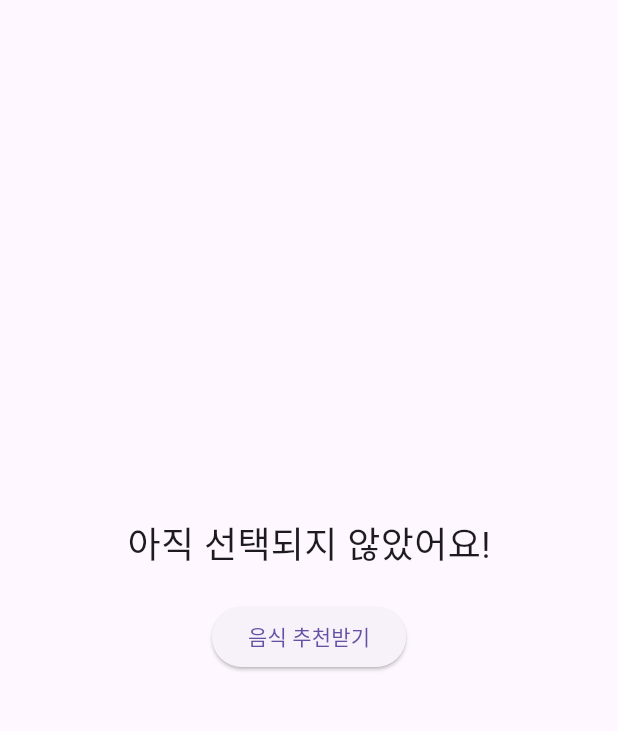
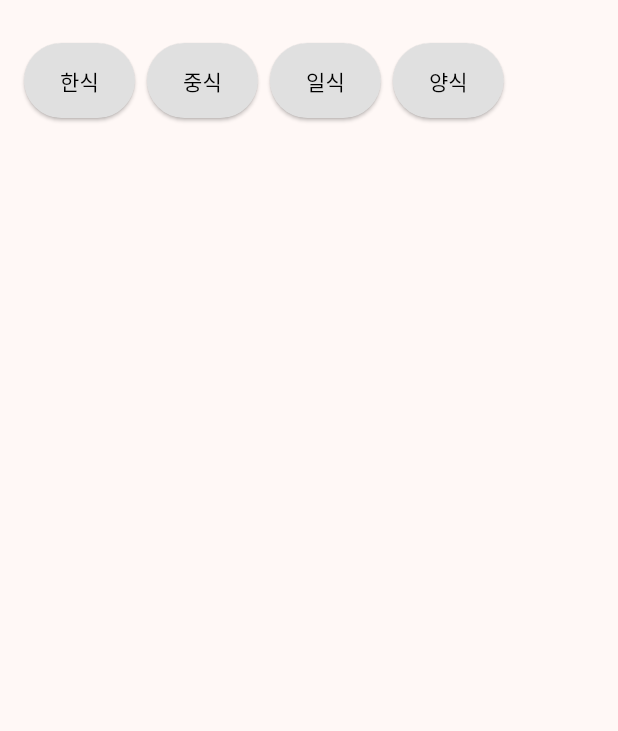
Before and after one commit to dlwlssud123/what_to_eat, a Flutter app: the screen it shows after launch, on a phone screen of 412 x 824 dp, the part 65-796 px from its top. Run offline on Flutter 3.47's test engine with Material 3 defaults, Android fonts, the phone set to English and light mode, and no system bars.

Commit message:
카테고리별 음식 추천-수정예정

```diff
--- a/lib/main.dart
+++ b/lib/main.dart
@@ -1,61 +1,99 @@
 import 'dart:math';
 import 'package:flutter/material.dart';
 
+import 'package:flutter/material.dart';
+
 void main() {
-  runApp(WhatToEatApp());
+  runApp(const WhatToEatApp());
 }
 
 class WhatToEatApp extends StatelessWidget {
+  const WhatToEatApp({super.key});
+
   @override
   Widget build(BuildContext context) {
     return MaterialApp(
-      title: '오늘 뭐 먹지?',
-      theme: ThemeData(primarySwatch: Colors.orange),
-      home: HomePage(),
+      title: 'What to Eat',
+      theme: ThemeData(
+        colorScheme: ColorScheme.fromSeed(seedColor: Colors.deepOrange),
+        useMaterial3: true,
+      ),
+      home: const HomeScreen(),
     );
   }
 }
 
-class HomePage extends StatefulWidget {
+class HomeScreen extends StatefulWidget {
+  const HomeScreen({super.key});
+
   @override
-  State<HomePage> createState() => _HomePageState();
+  State<HomeScreen> createState() => _HomeScreenState();
 }
 
-class _HomePageState extends State<HomePage> {
-  final List<String> foods = [
-    '김치찌개',
-    '삼겹살',
-    '치킨',
-    '피자',
-    '제육볶음',
-    '떡볶이',
-    '된장찌개',
-    '초밥',
-  ];
+class _HomeScreenState extends State<HomeScreen> {
+  final List<String> categories = ['한식', '중식', '일식', '양식'];
+  String? selectedCategory;
+  String? recommendedFood;
 
-  String? selectedFood;
+  final Map<String, List<String>> foodMap = {
+    '한식': ['비빔밥', '김치찌개', '불고기'],
+    '중식': ['짜장면', '짬뽕', '탕수육'],
+    '일식': ['초밥', '라멘', '가츠동'],
+    '양식': ['파스타', '스테이크', '피자'],
+  };
 
-  void pickRandomFood() {
-    final random = Random();
-    setState(() {
-      selectedFood = foods[random.nextInt(foods.length)];
-    });
+  void recommendFood(String category) {
+    final foods = foodMap[category];
+    if (foods != null && foods.isNotEmpty) {
+      foods.shuffle(); // 무작위 추천
+      setState(() {
+        selectedCategory = category;
+        recommendedFood = foods.first;
+      });
+    }
   }
 
   @override
   Widget build(BuildContext context) {
     return Scaffold(
-      appBar: AppBar(title: Text('오늘 뭐 먹지?'), centerTitle: true),
-      body: Center(
+      appBar: AppBar(title: const Text('오늘 뭐 먹지?'), centerTitle: true),
+      body: Padding(
+        padding: const EdgeInsets.all(16),
         child: Column(
-          mainAxisAlignment: MainAxisAlignment.center,
           children: [
-            Text(
-              selectedFood ?? '아직 선택되지 않았어요!',
-              style: TextStyle(fontSize: 24),
+            // 카테고리 버튼들
+            SizedBox(
+              height: 50,
+              child: ListView.separated(
+                scrollDirection: Axis.horizontal,
+                itemCount: categories.length,
+                separatorBuilder: (_, __) => const SizedBox(width: 8),
+                itemBuilder: (context, index) {
+                  final category = categories[index];
+                  final isSelected = category == selectedCategory;
+                  return ElevatedButton(
+                    onPressed: () => recommendFood(category),
+                    style: ElevatedButton.styleFrom(
+                      backgroundColor: isSelected
+                          ? Colors.deepOrange
+                          : Colors.grey[300],
+                      foregroundColor: isSelected ? Colors.white : Colors.black,
+                    ),
+                    child: Text(category),
+                  );
+                },
+              ),
             ),
-            SizedBox(height: 20),
-            ElevatedButton(onPressed: pickRandomFood, child: Text('음식 추천받기')),
+            const SizedBox(height: 30),
+            // 추천 음식 표시
+            if (recommendedFood != null)
+              Text(
+                '추천 음식: $recommendedFood',
+                style: const TextStyle(
+                  fontSize: 24,
+                  fontWeight: FontWeight.bold,
+                ),
+              ),
           ],
         ),
       ),
```
